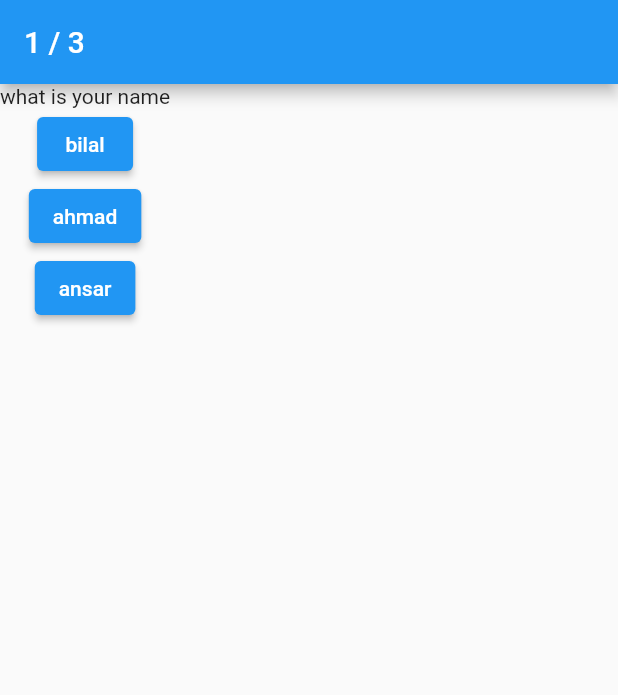
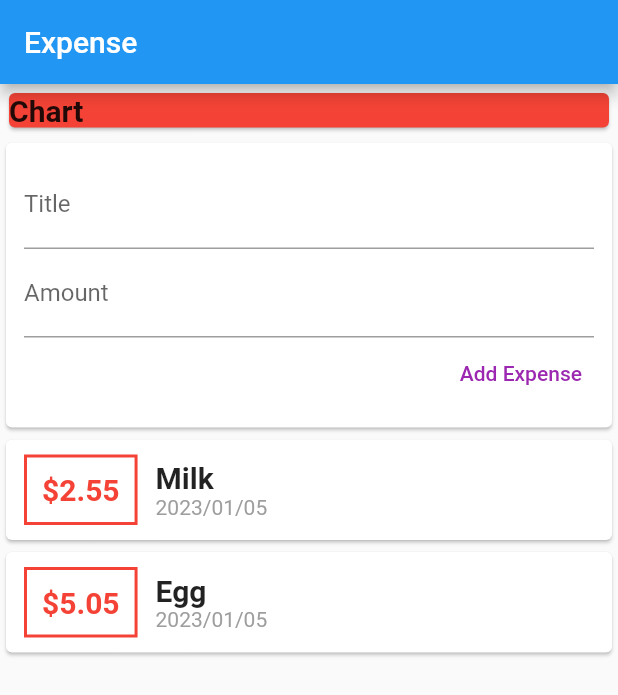
Before and after one commit to bilalahmadai/flutterBasic, a Flutter app: the screen it shows after launch, on a phone screen of 412 x 824 dp. Shown: the top 695 px of the screen. Run offline on Flutter 3.47's test engine with Material 2 defaults, Android fonts, the phone set to English and light mode, and no system bars.

Commit message:
WidgetsSepration

```diff
--- a/lib/answer.dart
+++ /dev/null
@@ -1,16 +0,0 @@
-
-
-import "package:flutter/material.dart";
-
-class Answer extends StatelessWidget {
-  final VoidCallback ansHandler;
-  final String answer;
-  Answer(this.ansHandler,this.answer);
-  @override
-  Widget build(BuildContext context) {
-    return ElevatedButton(
-      onPressed: ansHandler,
-      child: Text(answer),
-    );
-  }
-}
--- a/lib/main.dart
+++ b/lib/main.dart
@@ -1,91 +1,42 @@
-import 'dart:ffi';
+import '../models/transaction.dart';
+import "package:flutter/material.dart";
 
-import 'package:app/answer.dart';
-import 'package:app/quiz.dart';
-import 'package:app/reset.dart';
-import "package:flutter/material.dart";
+import 'widgets/user_transaction.dart';
 
 void main() => runApp(MyApp());
 
-class MyApp extends StatefulWidget {
-  @override
-  State<StatefulWidget> createState() {
-    return _MyAppState();
-  }
-}
-
-class _MyAppState extends State<MyApp> {
-  final _questionstxt = const [
-    {
-      "level": 1,
-      "qtxt": "what is your name",
-      "ans": [
-        {"txt": "bilal", "score": 10},
-        {"txt": "ahmad", "score": 0},
-        {"txt": "ansar", "score": 0},
-      ],
-    },
-    {
-      "level": 2,
-      "qtxt": "what is your Father name",
-      "ans": [
-        {"txt": "bilal", "score": 0},
-        {"txt": "ahmad", "score": 0},
-        {"txt": "ansar", "score": 10},
-      ]
-    },
-    {
-      "level": 3,
-      "qtxt": "what is your age",
-      "ans": [
-        {"txt": "21", "score": 10},
-        {"txt": "25", "score": 0},
-        {"txt": "18", "score": 0},
-      ]
-    },
-  ];
-
-  var _qindex = 0;
-  var _totalScore = 0;
-  void _ansQuestion(int score) {
-    setState(() {
-      _qindex += 1;
-    });
-    _totalScore += score;
-  }
-
-  void _resetQuiz() {
-    setState(() {
-      _qindex = 0;
-      _totalScore = 0;
-    });
-  }
-
+class MyApp extends StatelessWidget {
+  // String? myTitle;
+  final titleController = TextEditingController();
+  final amountController = TextEditingController();
   @override
   Widget build(BuildContext context) {
     return MaterialApp(
       debugShowCheckedModeBanner: false,
       home: Scaffold(
         appBar: AppBar(
-          title: _qindex < _questionstxt.length
-              ? Text(
-                  "${_questionstxt[_qindex]["level"]} / ${_questionstxt.length}")
-              : Text("Score"),
+          title: Text("Expense"),
         ),
-        body: _qindex < _questionstxt.length
-            ? Quiz(
-                qindex: _qindex,
-                ansHandler: _ansQuestion,
-                questions: _questionstxt,
-              )
-            : Result(_totalScore, _resetQuiz),
+        body: Column(
+          children: [
+            Container(
+              width: double.infinity,
+              child: Card(
+                margin: EdgeInsets.all(6),
+                color: Colors.red,
+                child: Text(
+                  "Chart",
+                  style: TextStyle(
+                    fontSize: 20,
+                    fontWeight: FontWeight.bold,
+                  ),
+                ),
+              ),
+            ),
+            UserTransaction(),
+          ],
+        ),
       ),
     );
   }
 }
-
-
-// "ans": ["bilal", "bilal", "bilal"],
-// ...(_questionstxt[_qindex]['ans'] as List<String>).map((answer) {
-//               return Answer(_ansQuestion, answer);
-//             }).toList()
--- /dev/null
+++ b/lib/models/transaction.dart
@@ -0,0 +1,13 @@
+class Transaction {
+  final String id;
+  final String title;
+  final double amount;
+  final DateTime date;
+
+  Transaction({
+    required this.id,
+    required this.title,
+    required this.amount,
+    required this.date,
+  });
+}
--- a/lib/quiz.dart
+++ /dev/null
@@ -1,26 +0,0 @@
-import 'package:app/answer.dart';
-import 'package:flutter/material.dart';
-
-class Quiz extends StatelessWidget {
-  final int qindex;
-  final Function ansHandler;
-  final List<Map<String, Object>> questions;
-  Quiz(
-      {required this.qindex,
-      required this.ansHandler,
-      required this.questions});
-
-  @override
-  Widget build(BuildContext context) {
-    return Column(
-      children: [
-        Text(questions[qindex]['qtxt'] as String),
-        ...(questions[qindex]['ans'] as List<Map<String, Object>>)
-            .map((answer) {
-          return Answer(() => ansHandler(answer['score'] as int),
-              answer['txt'] as String);
-        }).toList()
-      ],
-    );
-  }
-}
--- a/lib/reset.dart
+++ /dev/null
@@ -1,42 +0,0 @@
-import 'package:flutter/src/widgets/container.dart';
-import 'package:flutter/src/widgets/framework.dart';
-
-import 'package:flutter/material.dart';
-
-class Result extends StatelessWidget {
-  final int score;
-  final VoidCallback resetHandler;
-  Result(this.score, this.resetHandler);
-
-  String get resultParse {
-    String textResult;
-    if (score == 30) {
-      textResult = "Awesome Score";
-    } else if (score >= 20) {
-      textResult = "Better Score";
-    } else if (score >= 10) {
-      textResult = "Good Score";
-    } else {
-      textResult = "Bad Score";
-    }
-
-    return textResult;
-  }
-
-  @override
-  Widget build(BuildContext context) {
-    return Column(
-      children: [
-        Text(
-          resultParse,
-          style: TextStyle(fontSize: 36, fontWeight: FontWeight.bold),
-        ),
-        Text(
-          'total score : ${score}',
-          style: TextStyle(fontSize: 36, fontWeight: FontWeight.bold),
-        ),
-        OutlinedButton(onPressed: resetHandler, child: Text('reset Quiz'))
-      ],
-    );
-  }
-}
--- /dev/null
+++ b/lib/widgets/new_transaction.dart
@@ -0,0 +1,39 @@
+import "package:flutter/material.dart";
+
+class NewTransaction extends StatelessWidget {
+  final titleController = TextEditingController();
+  final amountController = TextEditingController();
+  @override
+  Widget build(BuildContext context) {
+    return Card(
+      child: Container(
+        padding: EdgeInsets.all(12),
+        child: Column(
+          crossAxisAlignment: CrossAxisAlignment.end,
+          children: [
+            TextField(
+              // onChanged: (value) => myTitle = value,
+              decoration: InputDecoration(labelText: 'Title'),
+              controller: titleController,
+            ),
+            TextField(
+              decoration: InputDecoration(labelText: 'Amount'),
+              controller: amountController,
+            ),
+            TextButton(
+              onPressed: () {
+                print(titleController.text);
+              },
+              child: Text(
+                "Add Expense",
+                style: TextStyle(
+                  color: Colors.purple,
+                ),
+              ),
+            ),
+          ],
+        ),
+      ),
+    );
+  }
+}
--- /dev/null
+++ b/lib/widgets/transaction_list.dart
@@ -0,0 +1,61 @@
+import "package:flutter/material.dart";
+import 'package:intl/intl.dart';
+
+import '../models/transaction.dart';
+
+class TransactionList extends StatelessWidget {
+  final List<Transaction> transactions;
+  TransactionList(this.transactions);
+  @override
+  Widget build(BuildContext context) {
+    return Column(
+      children: transactions.map((tx) {
+        return Card(
+          child: Row(
+            children: [
+              Container(
+                margin: EdgeInsets.symmetric(
+                  horizontal: 12,
+                  vertical: 10,
+                ),
+                decoration: BoxDecoration(
+                  border: Border.all(
+                    color: Colors.red,
+                    width: 2,
+                  ),
+                ),
+                padding: EdgeInsets.all(10),
+                child: Text(
+                  "\$${tx.amount}",
+                  style: TextStyle(
+                    color: Colors.red,
+                    fontSize: 20,
+                    fontWeight: FontWeight.bold,
+                  ),
+                ),
+              ),
+              Column(
+                crossAxisAlignment: CrossAxisAlignment.start,
+                children: [
+                  Text(
+                    tx.title,
+                    style: TextStyle(
+                      fontSize: 20,
+                      fontWeight: FontWeight.bold,
+                    ),
+                  ),
+                  Text(
+                    DateFormat("yyyy/MM/dd").format(tx.date),
+                    style: TextStyle(
+                      color: Colors.grey,
+                    ),
+                  ),
+                ],
+              )
+            ],
+          ),
+        );
+      }).toList(),
+    );
+  }
+}
--- /dev/null
+++ b/lib/widgets/user_transaction.dart
@@ -0,0 +1,38 @@
+import "package:flutter/material.dart";
+
+import '../models/transaction.dart';
+import 'new_transaction.dart';
+import 'transaction_list.dart';
+
+class UserTransaction extends StatefulWidget {
+  const UserTransaction({super.key});
+
+  @override
+  State<UserTransaction> createState() => _UserTransactionState();
+}
+
+class _UserTransactionState extends State<UserTransaction> {
+  final List<Transaction> _userTransaction = [
+    Transaction(
+      id: "1",
+      title: "Milk",
+      amount: 2.55,
+      date: DateTime.now(),
+    ),
+    Transaction(
+      id: "2",
+      title: "Egg",
+      amount: 5.05,
+      date: DateTime.now(),
+    )
+  ];
+  @override
+  Widget build(BuildContext context) {
+    return Column(
+      children: [
+        NewTransaction(),
+        TransactionList(_userTransaction),
+      ],
+    );
+  }
+}
--- a/pubspec.yaml
+++ b/pubspec.yaml
@@ -31,7 +31,7 @@ environment:
 dependencies:
   flutter:
     sdk: flutter
-
+  intl: ^0.18.0
 
   # The following adds the Cupertino Icons font to your application.
   # Use with the CupertinoIcons class for iOS style icons.
```
Also changed, not shown: pubspec.lock, 1 other file.
